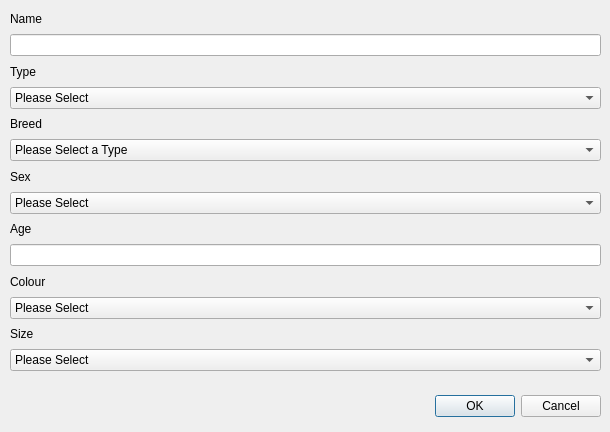
Old version of the form cuACS/addanimal.ui in the repository cameronhawtin/Animal-Farm-cuACS.
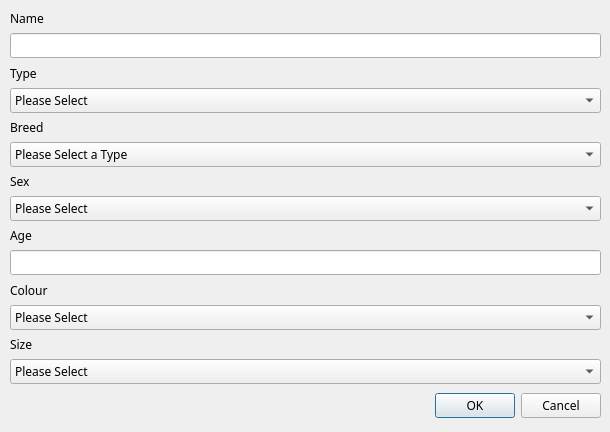
New version of the form.

Commit message: added carleton font set dialogs to have carleton font (Egyptienne Roman) set login window to non-resizeable set colours to carleton's (PMS 186 #C8102E 200, 16, 46)

```diff
--- a/cuACS/addanimal.ui
+++ b/cuACS/addanimal.ui
@@ -10,6 +10,11 @@
     <height>432</height>
    </rect>
   </property>
+  <property name="font">
+   <font>
+    <family>Egyptienne F</family>
+   </font>
+  </property>
   <property name="windowTitle">
    <string>Dialog</string>
   </property>
@@ -41,7 +46,7 @@
      <x>10</x>
      <y>10</y>
      <width>591</width>
-     <height>361</height>
+     <height>374</height>
     </rect>
    </property>
    <layout class="QVBoxLayout" name="verticalLayout_2">
```
The commit also changes 5 other files.
